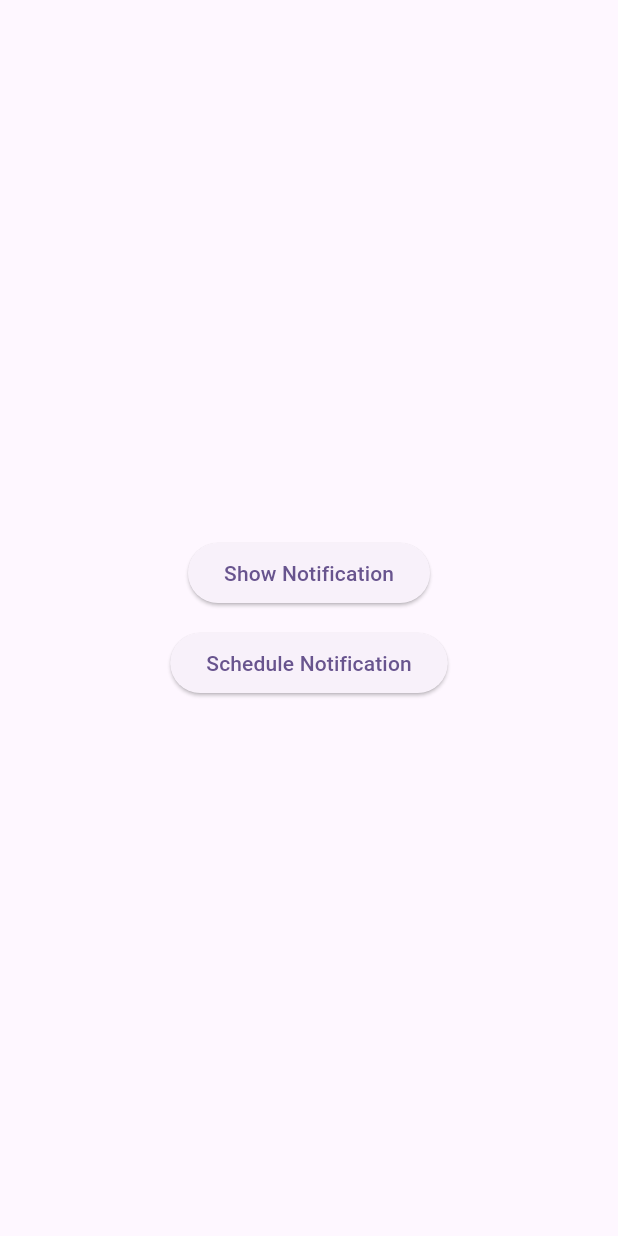
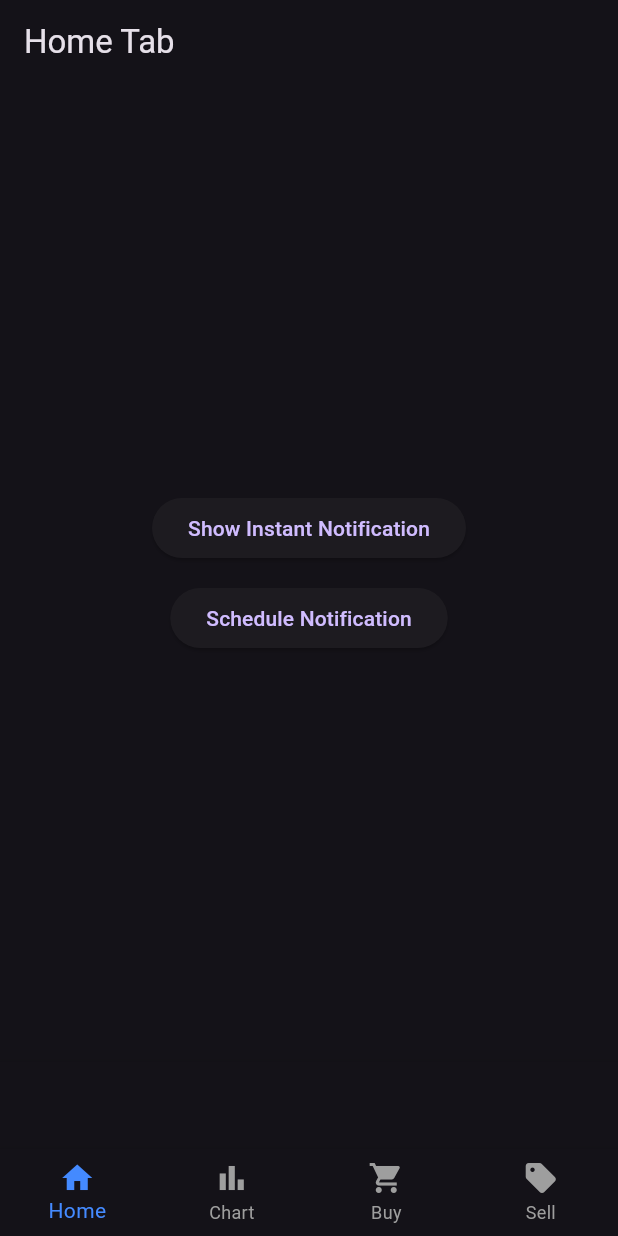
Before and after one commit to yusufalways/notificationtest, a Flutter app: the screen it shows after launch, on a phone screen of 412 x 824 dp. Run offline on Flutter 3.47's test engine with Material 3 defaults, Android fonts, the phone set to English and light mode, and no system bars; our stand-ins replace flutter_local_notifications, timezone; missing offline and left inert: flutter_background.

Commit message:
Merged notification codes

```diff
--- a/lib/main.dart
+++ b/lib/main.dart
@@ -1,69 +1,91 @@
 import 'package:flutter/material.dart';
+import 'package:flutter_local_notifications/flutter_local_notifications.dart';
+import 'package:timezone/data/latest.dart' as tz;
 
-import 'notification/notification.dart';
-import 'package:timezone/data/latest.dart' as tz;
+// Importing pages
+import 'ui/home/home_page.dart';
+import 'ui/buy/buy_page.dart';
+import 'ui/sell/sell_page.dart';
+import 'ui/chart/chart_page.dart'; // Chart Page
+import 'notification/notification.dart'; // Notification Service
 
 void main() async {
   WidgetsFlutterBinding.ensureInitialized();
-  await NotificationService.init();
-  tz.initializeTimeZones();
+  await NotificationService.init(); // Initialize notifications
+  tz.initializeTimeZones(); // Initialize time zones
 
-  runApp(const MyApp());
+  runApp(const PaperTradingApp());
 }
 
-class MyApp extends StatelessWidget {
-  const MyApp({super.key});
+class PaperTradingApp extends StatelessWidget {
+  const PaperTradingApp({super.key});
 
   @override
   Widget build(BuildContext context) {
     return MaterialApp(
-      title: 'Flutter Demo',
+      title: 'Paper Trading',
       theme: ThemeData(
-        colorScheme: ColorScheme.fromSeed(seedColor: Colors.deepPurple),
-        useMaterial3: true,
+        primarySwatch: Colors.blue,
+        brightness: Brightness.dark,
       ),
-      home: const Home(),
+      home: const MainScreen(),
     );
   }
 }
 
-class Home extends StatefulWidget {
-  const Home({super.key});
+class MainScreen extends StatefulWidget {
+  const MainScreen({super.key});
 
   @override
-  State<Home> createState() => _HomeState();
+  State<MainScreen> createState() => _MainScreenState();
 }
 
-class _HomeState extends State<Home> {
+class _MainScreenState extends State<MainScreen> {
+  int _selectedIndex = 0;
+
+  // Tab pages
+  final List<Widget> _pages = [
+    const HomePage(),  // Updated HomePage with notification buttons
+    const ChartPage(),
+    const BuyPage(),
+    const SellPage(),
+  ];
+
+  // Handle tab switching
+  void _onItemTapped(int index) {
+    setState(() {
+      _selectedIndex = index;
+    });
+  }
+
   @override
   Widget build(BuildContext context) {
     return Scaffold(
-      body: Center(
-        child: Column(
-          mainAxisAlignment: MainAxisAlignment.center,
-          children: [
-            ElevatedButton(
-              onPressed: () {
-                NotificationService.showInstantNotification(
-                    "Instant Notification", "This shows an instant notifications");
-              },
-              child: const Text('Show Notification'),
-            ),
-            const SizedBox(height: 12),
-            ElevatedButton(
-              onPressed: () {
-                /*DateTime scheduledDate = DateTime.now().add( const Duration(seconds: 5));
-                NotificationService.scheduleNotification(
-                  0,
-                  "Scheduled Notification",
-                  "This notification is scheduled to appear after 5 seconds",
-                  scheduledDate,
-                );*/
-              },
-              child: const Text('Schedule Notification'),
-            ),
-          ],
-        ),
+      body: _pages[_selectedIndex], // Render selected tab
+      bottomNavigationBar: BottomNavigationBar(
+        currentIndex: _selectedIndex, // Highlight the current tab
+        onTap: _onItemTapped, // Handle tab clicks
+        type: BottomNavigationBarType.fixed,
+        selectedItemColor: Colors.blueAccent,
+        unselectedItemColor: Colors.grey,
+        items: const [
+          BottomNavigationBarItem(
+            icon: Icon(Icons.home),
+            label: 'Home',
+          ),
+          BottomNavigationBarItem(
+            icon: Icon(Icons.bar_chart),
+            label: 'Chart',
+          ),
+          BottomNavigationBarItem(
+            icon: Icon(Icons.shopping_cart),
+            label: 'Buy',
+          ),
+          BottomNavigationBarItem(
+            icon: Icon(Icons.sell),
+            label: 'Sell',
+          ),
+        ],
       ),
     );
   }
--- /dev/null
+++ b/lib/ui/chart/chart_logic.dart
@@ -0,0 +1,7 @@
+// ChartLogic contains the business logic for the Chart tab.
+class ChartLogic {
+  // Function to fetch or process chart data (currently a placeholder).
+  String getChartData() {
+    return 'Sample Chart Data'; // Placeholder data to display.
+  }
+}
--- /dev/null
+++ b/lib/ui/home/home_page.dart
@@ -0,0 +1,113 @@
+import 'package:flutter/material.dart';
+import '../../notification/notification.dart'; // Import Notification Service
+
+class HomePage extends StatefulWidget {
+  const HomePage({super.key});
+
+  @override
+  State<HomePage> createState() => _HomePageState();
+}
+
+class _HomePageState extends State<HomePage> {
+  int _currentIndex = 0;
+
+  final List<Widget> _pages = [
+    const HomeTab(),
+    const ChartTab(),
+    const BuyTab(),
+    const SellTab(),
+  ];
+
+  void _onTabTapped(int index) {
+    setState(() {
+      _currentIndex = index;
+    });
+  }
+
+  @override
+  Widget build(BuildContext context) {
+    return Scaffold(
+      body: _pages[_currentIndex],
+      bottomNavigationBar: BottomNavigationBar(
+        currentIndex: _currentIndex,
+        onTap: _onTabTapped,
+        items: const [
+          BottomNavigationBarItem(icon: Icon(Icons.home), label: 'Home'),
+          BottomNavigationBarItem(icon: Icon(Icons.bar_chart), label: 'Chart'),
+          BottomNavigationBarItem(icon: Icon(Icons.shopping_cart), label: 'Buy'),
+          BottomNavigationBarItem(icon: Icon(Icons.sell), label: 'Sell'),
+        ],
+      ),
+    );
+  }
+}
+
+class HomeTab extends StatelessWidget {
+  const HomeTab({super.key});
+
+  @override
+  Widget build(BuildContext context) {
+    return Scaffold(
+      appBar: AppBar(
+        title: const Text('Home Tab'),
+      ),
+      body: Center(
+        child: Column(
+          mainAxisAlignment: MainAxisAlignment.center,
+          children: [
+            ElevatedButton(
+              onPressed: () {
+                NotificationService.showInstantNotification(
+                  "Test Instant Notification",
+                  "This is an instant notification from Home Tab",
+                );
+              },
+              child: const Text('Show Instant Notification'),
+            ),
+            const SizedBox(height: 12),
+            ElevatedButton(
+              onPressed: () {/*
+                DateTime scheduledDate = DateTime.now().add(const Duration(seconds: 5));
+                NotificationService.scheduleNotification(
+                  0,
+                  "Scheduled Notification",
+                  "This notification is scheduled for 5 seconds later",
+                  scheduledDate,
+                );
+              */},
+              child: const Text('Schedule Notification'),
+            ),
+          ],
+        ),
+      ),
+    );
+  }
+}
+
+// Stub widgets for other tabs
+class ChartTab extends StatelessWidget {
+  const ChartTab({super.key});
+
+  @override
+  Widget build(BuildContext context) {
+    return const Center(child: Text('Chart Tab Content'));
+  }
+}
+
+class BuyTab extends StatelessWidget {
+  const BuyTab({super.key});
+
+  @override
+  Widget build(BuildContext context) {
+    return const Center(child: Text('Buy Tab Content'));
+  }
+}
+
+class SellTab extends StatelessWidget {
+  const SellTab({super.key});
+
+  @override
+  Widget build(BuildContext context) {
+    return const Center(child: Text('Sell Tab Content'));
+  }
+}
--- a/pubspec.yaml
+++ b/pubspec.yaml
@@ -37,6 +37,9 @@ dependencies:
   cupertino_icons: ^1.0.8
   timezone: ^0.10.0
   flutter_local_notifications: ^18.0.1
+  http: ^1.2.2
+  flutter_background: ^1.3.0+1
+  html: ^0.15.5
 
 dev_dependencies:
   flutter_test:
```
Also changed, not shown: lib/ui/buy/buy_page.dart (added, +230 -0 lines), lib/ui/chart/chart_page.dart (added, +82 -0 lines), lib/ui/chart/full_screen_image_page.dart (added, +30 -0 lines), lib/ui/sell/sell_page.dart (added, +175 -0 lines), lib/ui/buy/buy_logic.dart (added), lib/ui/buy/buy_widgets.dart (added), lib/ui/chart/chart_widgets.dart (added), lib/ui/home/home_logic.dart (added), lib/ui/home/home_model.dart (added), lib/ui/home/home_widgets.dart (added), lib/ui/sell/sell_logic.dart (added), lib/ui/sell/sell_widgets.dart (added), pubspec.lock, 1 other file.
